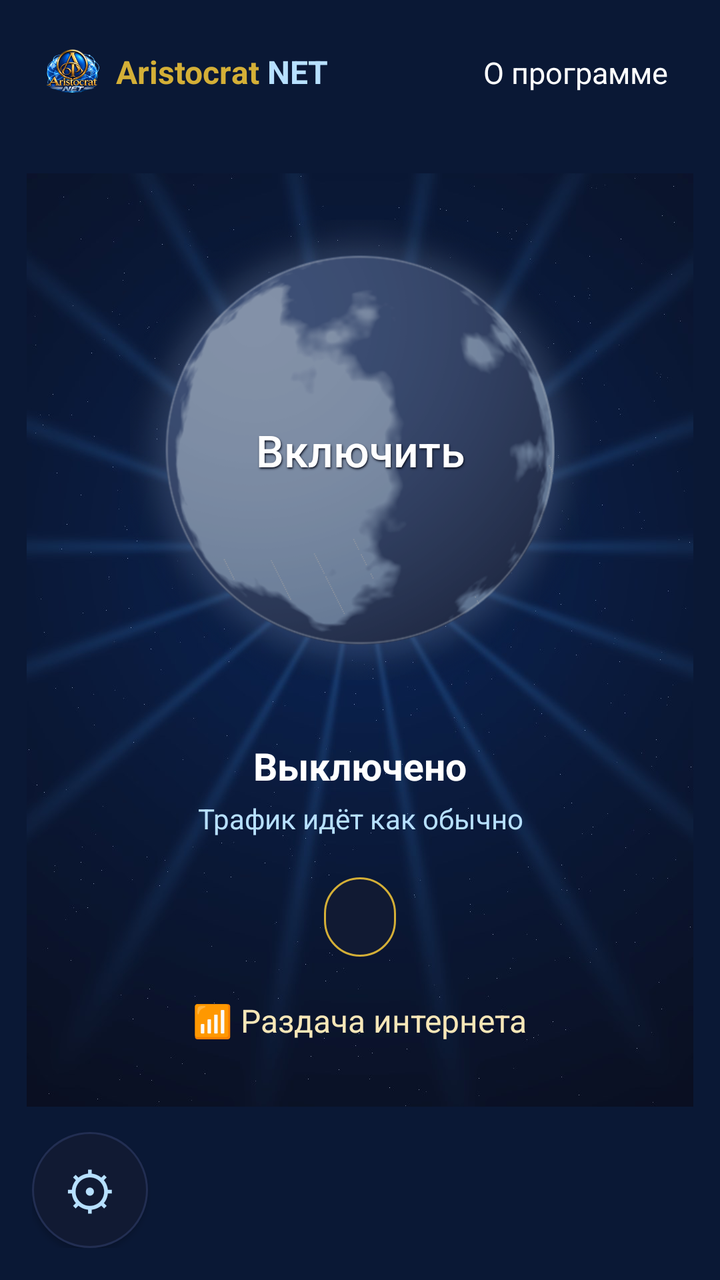
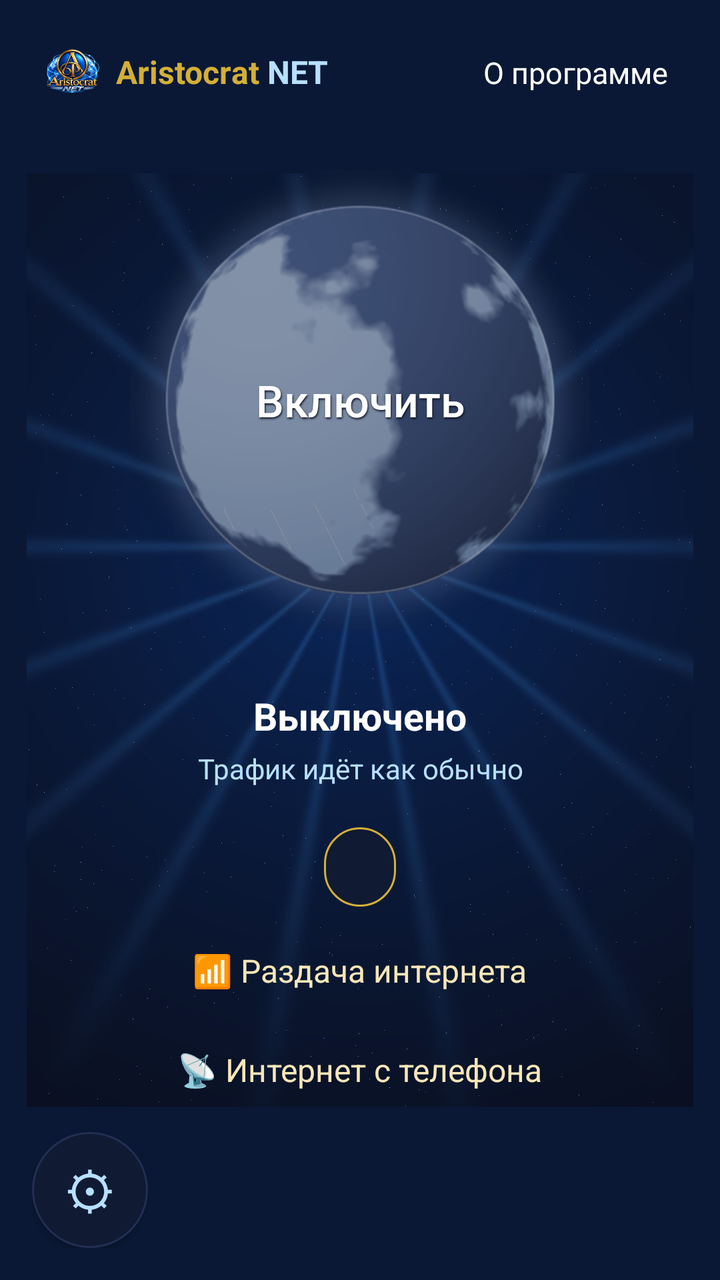

Screens rendered from an Android XML layout before and after an edit, with the pre-edit source and the edit as a unified diff.
<!-- AndroidManifest.xml: application theme AppTheme -->
<!-- res/layout/activity_main.xml -->
<?xml version="1.0" encoding="utf-8"?>
<FrameLayout xmlns:android="http://schemas.android.com/apk/res/android"
    android:layout_width="match_parent"
    android:layout_height="match_parent"
    android:background="@drawable/sky"
    android:padding="16dp">

    <LinearLayout
        android:layout_width="wrap_content"
        android:layout_height="wrap_content"
        android:layout_gravity="top|start"
        android:gravity="center_vertical"
        android:orientation="horizontal"
        android:padding="6dp">

        <ImageView
            android:layout_width="28dp"
            android:layout_height="28dp"
            android:contentDescription="@null"
            android:src="@mipmap/ic_launcher" />

        <TextView
            android:layout_width="wrap_content"
            android:layout_height="wrap_content"
            android:layout_marginStart="8dp"
            android:text="Aristocrat "
            android:textColor="@color/gold"
            android:textSize="16sp"
            android:textStyle="bold" />

        <TextView
            android:layout_width="wrap_content"
            android:layout_height="wrap_content"
            android:text="NET"
            android:textColor="@color/light"
            android:textSize="16sp"
            android:textStyle="bold" />
    </LinearLayout>

    <TextView
        android:id="@+id/about"
        android:layout_width="wrap_content"
        android:layout_height="wrap_content"
        android:layout_gravity="top|end"
        android:background="@drawable/link_bg"
        android:clickable="true"
        android:focusable="true"
        android:padding="10dp"
        android:text="@string/about"
        android:textColor="#FFFFFF"
        android:textSize="15sp" />

    <LinearLayout
        android:layout_width="match_parent"
        android:layout_height="wrap_content"
        android:layout_gravity="center"
        android:gravity="center_horizontal"
        android:orientation="vertical">

        <Button
            android:id="@+id/power"
            android:layout_width="230dp"
            android:layout_height="230dp"
            android:background="@drawable/power_off"
            android:focusable="true"
            android:text="@string/connect"
            android:textAllCaps="false"
            android:shadowColor="#0A0F1F"
            android:shadowDx="1"
            android:shadowDy="2"
            android:shadowRadius="2"
            android:textColor="#FFFFFF"
            android:textSize="22sp" />

        <TextView
            android:id="@+id/status"
            android:layout_width="wrap_content"
            android:layout_height="wrap_content"
            android:layout_marginTop="30dp"
            android:text="@string/status_off"
            android:textColor="#FFFFFF"
            android:textSize="19sp"
            android:textStyle="bold" />

        <TextView
            android:id="@+id/torStatus"
            android:layout_width="wrap_content"
            android:layout_height="wrap_content"
            android:layout_marginTop="4dp"
            android:gravity="center"
            android:paddingStart="24dp"
            android:paddingEnd="24dp"
            android:text="@string/sub_off"
            android:textColor="@color/light"
            android:textSize="14sp" />

        <TextView
            android:id="@+id/ip"
            android:layout_width="wrap_content"
            android:layout_height="wrap_content"
            android:layout_marginTop="20dp"
            android:background="@drawable/ip_pill"
            android:paddingStart="18dp"
            android:paddingTop="9dp"
            android:paddingEnd="18dp"
            android:paddingBottom="9dp"
            android:textColor="@color/text"
            android:textSize="16sp" />

        <TextView
            android:id="@+id/shareBtn"
            android:layout_width="wrap_content"
            android:layout_height="wrap_content"
            android:layout_marginTop="12dp"
            android:background="@drawable/link_bg"
            android:clickable="true"
            android:focusable="true"
            android:paddingStart="18dp"
            android:paddingTop="9dp"
            android:paddingEnd="18dp"
            android:paddingBottom="9dp"
            android:text="@string/share_btn"
            android:textColor="@color/gold_light"
            android:textSize="16sp" />
    </LinearLayout>

    <Button
        android:id="@+id/gear"
        android:layout_width="58dp"
        android:layout_height="58dp"
        android:layout_gravity="bottom|start"
        android:background="@drawable/gear_bg"
        android:contentDescription="@string/settings"
        android:focusable="true"
        android:padding="0dp"
        android:text="⚙"
        android:textColor="@color/light"
        android:textSize="26sp" />

    
    <TextView
        android:id="@+id/edition"
        android:layout_width="wrap_content"
        android:layout_height="58dp"
        android:layout_gravity="bottom|end"
        android:gravity="center_vertical"
        android:paddingEnd="6dp"
        android:text="Edward Version"
        android:visibility="gone"
        android:textColor="#3DDC84"
        android:textSize="18sp"
        android:textStyle="bold" />
</FrameLayout>
<!-- resources referenced by this layout -->
<resources>
  <color name="gold">#D4AF37</color>
  <color name="gold_light">#F7E7B8</color>
  <color name="light">#B7E0FF</color>
  <color name="text">#EEF3FB</color>
  <!-- drawable gear_bg (drawable) -->
  <?xml version="1.0" encoding="utf-8"?>
  <selector xmlns:android="http://schemas.android.com/apk/res/android">
      <item android:state_focused="true">
          <shape android:shape="oval">
              <solid android:color="@color/card" />
              <stroke android:width="3dp" android:color="@color/gold" />
          </shape>
      </item>
      <item>
          <shape android:shape="oval">
              <solid android:color="@color/card" />
              <stroke android:width="1dp" android:color="@color/line" />
          </shape>
      </item>
  </selector>
  <!-- drawable ip_pill (drawable) -->
  <?xml version="1.0" encoding="utf-8"?>
  <shape xmlns:android="http://schemas.android.com/apk/res/android" android:shape="rectangle">
      <solid android:color="@color/card" />
      <stroke android:width="1dp" android:color="@color/gold" />
      <corners android:radius="22dp" />
  </shape>
  <!-- drawable link_bg (drawable) -->
  <?xml version="1.0" encoding="utf-8"?>
  <selector xmlns:android="http://schemas.android.com/apk/res/android">
      <item android:state_focused="true">
          <shape android:shape="rectangle">
              <solid android:color="#18264A" />
              <stroke android:width="1dp" android:color="@color/gold" />
              <corners android:radius="10dp" />
          </shape>
      </item>
      <item android:state_pressed="true">
          <shape android:shape="rectangle">
              <solid android:color="#18264A" />
              <corners android:radius="10dp" />
          </shape>
      </item>
      <item android:drawable="@android:color/transparent" />
  </selector>
  <!-- drawable power_off (drawable) -->
  <?xml version="1.0" encoding="utf-8"?>
  <selector xmlns:android="http://schemas.android.com/apk/res/android">
      <item android:state_focused="true" android:drawable="@drawable/planet_off_focus" />
      <item android:state_pressed="true" android:drawable="@drawable/planet_off_focus" />
      <item android:drawable="@drawable/planet_off" />
  </selector>
  <!-- drawable sky (drawable) -->
  <?xml version="1.0" encoding="utf-8"?>
  <layer-list xmlns:android="http://schemas.android.com/apk/res/android">
      <item><color android:color="#0A1835" /></item>
      <item><bitmap android:src="@drawable/sky_img" android:gravity="center" /></item>
  </layer-list>
  <!-- mipmap ic_launcher: png bitmap (mipmap-hdpi, 11489 bytes) -->
  <string name="about">О программе</string>
  <string name="connect">Включить</string>
  <string name="settings">Настройки</string>
  <string name="share_btn">📶 Раздача интернета</string>
  <string name="status_off">Выключено</string>
  <string name="sub_off">Трафик идёт как обычно</string>
  <style name="AppTheme" parent="android:Theme.DeviceDefault">
          <item name="android:windowBackground">@color/bg</item>
          <item name="android:colorAccent">@color/accent</item>
          <item name="android:statusBarColor">@color/bg</item>
          <item name="android:navigationBarColor">@color/bg</item>
      </style>
  <color name="card">#111A33</color>
  <color name="line">#222E52</color>
  <!-- drawable planet_off_focus: png bitmap (drawable-nodpi, 128622 bytes) -->
  <!-- drawable planet_off: png bitmap (drawable-nodpi, 140865 bytes) -->
  <!-- drawable sky_img: jpg bitmap (drawable-land-nodpi, 87989 bytes) -->
  <color name="bg">#0A0F1F</color>
  <color name="accent">#4DA8FF</color>
</resources>

<!-- the commit's change to res/layout/activity_main.xml (unified diff, before → after) -->
@@ -122,6 +122,23 @@
             android:text="@string/share_btn"
             android:textColor="@color/gold_light"
             android:textSize="16sp" />
+
+        
+        <TextView
+            android:id="@+id/recvBtn"
+            android:layout_width="wrap_content"
+            android:layout_height="wrap_content"
+            android:layout_marginTop="10dp"
+            android:background="@drawable/link_bg"
+            android:clickable="true"
+            android:focusable="true"
+            android:paddingStart="18dp"
+            android:paddingTop="9dp"
+            android:paddingEnd="18dp"
+            android:paddingBottom="9dp"
+            android:text="@string/recv_btn"
+            android:textColor="@color/gold_light"
+            android:textSize="16sp" />
     </LinearLayout>
 
     <Button
<!-- resource entries referenced after the edit -->
@@ -61,6 +61,7 @@
   <!-- mipmap ic_launcher: png bitmap (mipmap-hdpi, 11489 bytes) -->
   <string name="about">О программе</string>
   <string name="connect">Включить</string>
+  <string name="recv_btn">📡 Интернет с телефона</string>
   <string name="settings">Настройки</string>
   <string name="share_btn">📶 Раздача интернета</string>
   <string name="status_off">Выключено</string>
